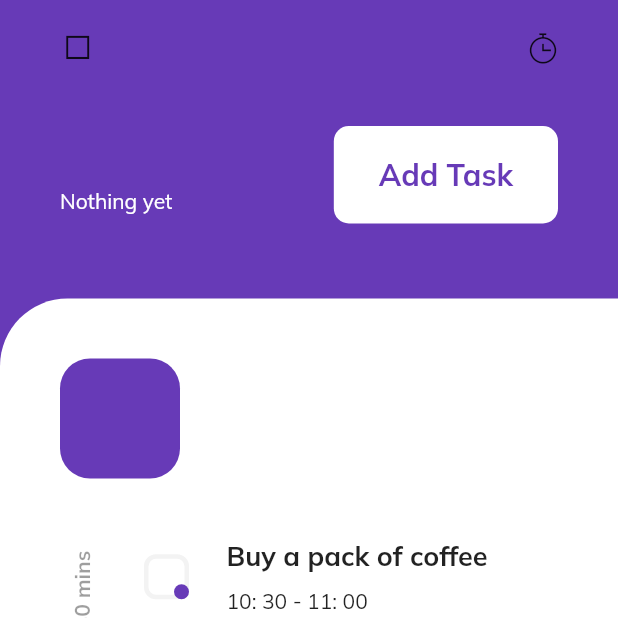
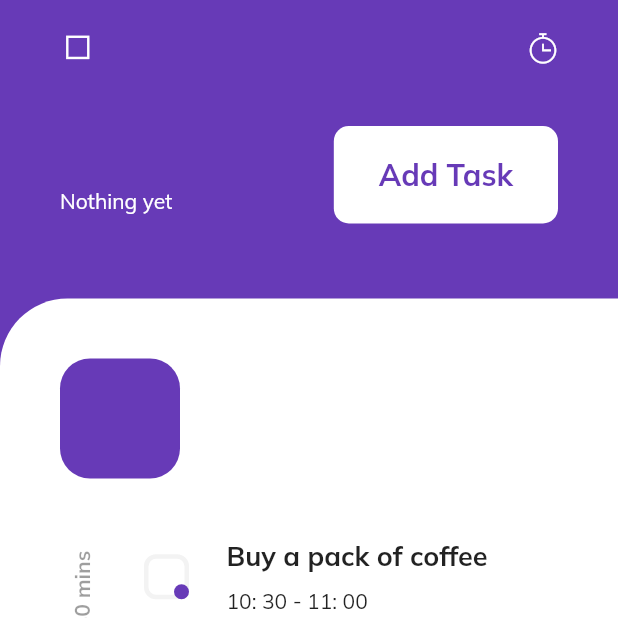
Before and after one commit to ikeohachidi/Task-App, a Flutter app: the TaskScreen screen opened directly with empty values, on a phone screen of 412 x 824 dp, the top half of it. Run offline on Flutter 3.47's test engine with Material 2 defaults, Android fonts, the phone set to English and light mode, and no system bars.

Commit message:
changed topBar icons

```diff
--- a/lib/widgets/topBar.dart
+++ b/lib/widgets/topBar.dart
@@ -3,8 +3,9 @@ import '../themify_icons.dart';
 
 class TopBar extends StatelessWidget {
   final String text;
+  final Color color;
 
-  TopBar(this.text);
+  TopBar(this.text, {this.color});
 
   Widget build(BuildContext context) {
     return Padding(
@@ -14,14 +15,15 @@ class TopBar extends StatelessWidget {
         mainAxisAlignment: MainAxisAlignment.spaceBetween,
         crossAxisAlignment: CrossAxisAlignment.center,
         children: <Widget>[
-          Icon(Themify.control_stop),
+          Icon(Themify.control_stop, color: color,),
           Text(
             this.text,
             style: TextStyle(
-              fontWeight: FontWeight.bold
+              fontWeight: FontWeight.bold,
+              color: color
             )
           ),
-          Icon(Themify.timer, size: 20)
+          Icon(Themify.timer, size: 20, color: color,)
         ],
       ),
     );
```
